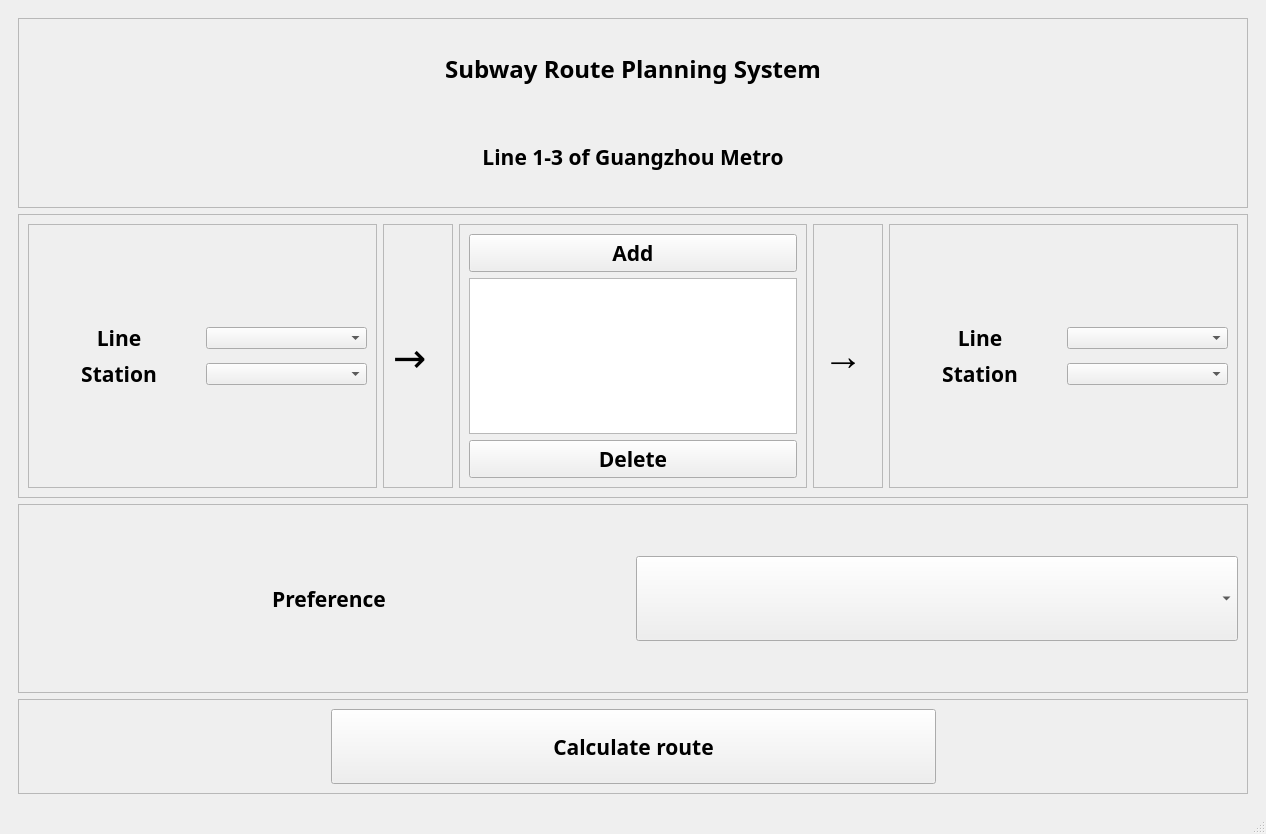
zmylyh/chw, file GUI.ui: the form before one commit.
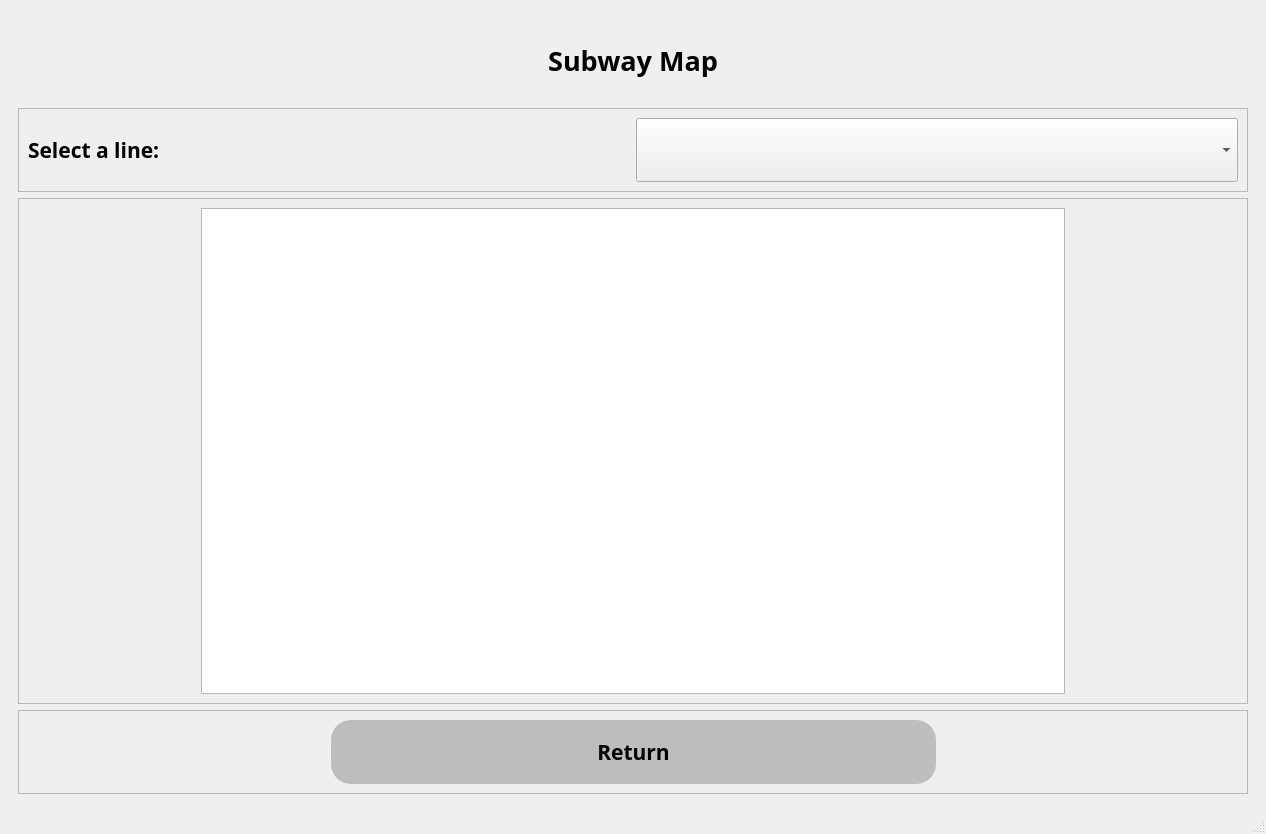
The form after the commit. The open tabs and pages were chosen to show the change.

Commit message: GUIp3补全，增加程序入口

The edit to the form file:
```diff
--- a/GUI.ui
+++ b/GUI.ui
@@ -23,7 +23,7 @@
       <widget class="QWidget" name="page">
        <layout class="QVBoxLayout" name="verticalLayout_2">
         <item>
-         <layout class="QVBoxLayout" name="mainLayout" stretch="2,3,2,1">
+         <layout class="QVBoxLayout" name="mainLayout" stretch="2,4,2,1">
           <item>
            <widget class="QFrame" name="frame">
             <property name="frameShape">
@@ -40,7 +40,7 @@
                  <property name="font">
                   <font>
                    <family>Bahnschrift SemiBold</family>
-                   <pointsize>18</pointsize>
+                   <pointsize>20</pointsize>
                    <weight>75</weight>
                    <bold>true</bold>
                   </font>
@@ -86,7 +86,7 @@
             </property>
             <layout class="QGridLayout" name="gridLayout_4">
              <item row="0" column="0">
-              <layout class="QHBoxLayout" name="middle" stretch="5,1,5,1,5">
+              <layout class="QHBoxLayout" name="middle" stretch="5,1,6,1,5">
                <item>
                 <widget class="QFrame" name="frame_4">
                  <property name="frameShape">
@@ -97,19 +97,11 @@
                  </property>
                  <layout class="QGridLayout" name="gridLayout_7">
                   <item row="0" column="0">
-                   <layout class="QGridLayout" name="gridLayout_3">
+                   <layout class="QGridLayout" name="mleft" rowstretch="1,2,1,2,1" columnstretch="2,3">
                     <item row="0" column="1">
-                     <widget class="QComboBox" name="start_line"/>
-                    </item>
-                    <item row="0" column="0">
-                     <widget class="QLabel" name="label_2">
-                      <property name="font">
-                       <font>
-                        <family>Bahnschrift SemiBold</family>
-                        <pointsize>16</pointsize>
-                        <weight>75</weight>
-                        <bold>true</bold>
-                       </font>
+                     <spacer name="verticalSpacer_5">
+                      <property name="orientation">
+                       <enum>Qt::Vertical</enum>
                       </property>
                       <property name="text">
                        <string>Line</string>
@@ -117,12 +109,15 @@
                       <property name="alignment">
                        <set>Qt::AlignCenter</set>
                       </property>
-                     </widget>
+                      <property name="sizeHint" stdset="0">
+                       <size>
+                        <width>20</width>
+                        <height>40</height>
+                       </size>
+                      </property>
+                     </spacer>
                     </item>
-                    <item row="1" column="1">
-                     <widget class="QComboBox" name="start_station"/>
-                    </item>
-                    <item row="1" column="0">
+                    <item row="3" column="0">
                      <widget class="QLabel" name="label_3">
                       <property name="font">
                        <font>
@@ -140,6 +135,57 @@
                       </property>
                      </widget>
                     </item>
+                    <item row="1" column="1">
+                     <widget class="QComboBox" name="start_line">
+                      <property name="sizePolicy">
+                       <sizepolicy hsizetype="Preferred" vsizetype="Expanding">
+                        <horstretch>0</horstretch>
+                        <verstretch>0</verstretch>
+                       </sizepolicy>
+                      </property>
+                     </widget>
+                    </item>
+                    <item row="1" column="0">
+                     <widget class="QLabel" name="label_2">
+                      <property name="font">
+                       <font>
+                        <family>Bahnschrift SemiBold</family>
+                        <pointsize>16</pointsize>
+                        <weight>75</weight>
+                        <bold>true</bold>
+                       </font>
+                      </property>
+                      <property name="text">
+                       <string>Line</string>
+                      </property>
+                      <property name="alignment">
+                       <set>Qt::AlignCenter</set>
+                      </property>
+                     </widget>
+                    </item>
+                    <item row="3" column="1">
+                     <widget class="QComboBox" name="start_station">
+                      <property name="sizePolicy">
+                       <sizepolicy hsizetype="Preferred" vsizetype="Expanding">
+                        <horstretch>0</horstretch>
+                        <verstretch>0</verstretch>
+                       </sizepolicy>
+                      </property>
+                     </widget>
+                    </item>
+                    <item row="4" column="1">
+                     <spacer name="verticalSpacer_7">
+                      <property name="orientation">
+                       <enum>Qt::Vertical</enum>
+                      </property>
+                      <property name="sizeHint" stdset="0">
+                       <size>
+                        <width>20</width>
+                        <height>40</height>
+                       </size>
+                      </property>
+                     </spacer>
+                    </item>
                    </layout>
                   </item>
                  </layout>
@@ -184,31 +230,7 @@
                  </property>
                  <layout class="QGridLayout" name="gridLayout_9">
                   <item row="0" column="0">
-                   <layout class="QGridLayout" name="gridLayout_8" rowstretch="0,0,0">
-                    <item row="1" column="0">
-                     <widget class="QTableView" name="stopover_list"/>
-                    </item>
-                    <item row="0" column="0">
-                     <widget class="QPushButton" name="add_button">
-                      <property name="sizePolicy">
-                       <sizepolicy hsizetype="Minimum" vsizetype="Expanding">
-                        <horstretch>0</horstretch>
-                        <verstretch>0</verstretch>
-                       </sizepolicy>
-                      </property>
-                      <property name="font">
-                       <font>
-                        <family>Bahnschrift SemiBold</family>
-                        <pointsize>16</pointsize>
-                        <weight>75</weight>
-                        <bold>true</bold>
-                       </font>
-                      </property>
-                      <property name="text">
-                       <string>Add</string>
-                      </property>
-                     </widget>
-                    </item>
+                   <layout class="QGridLayout" name="mmiddle" rowstretch="1,5,1">
                     <item row="2" column="0">
                      <widget class="QPushButton" name="delete_button">
                       <property name="sizePolicy">
@@ -225,11 +247,41 @@
                         <bold>true</bold>
                        </font>
                       </property>
+                      <property name="styleSheet">
+                       <string notr="true">QPushButton{background-color: rgb(255, 30, 0); border-radius:10px; color:rgb(255,255,255);}</string>
+                      </property>
                       <property name="text">
                        <string>Delete</string>
                       </property>
                      </widget>
                     </item>
+                    <item row="0" column="0">
+                     <widget class="QPushButton" name="add_button">
+                      <property name="sizePolicy">
+                       <sizepolicy hsizetype="Minimum" vsizetype="Expanding">
+                        <horstretch>0</horstretch>
+                        <verstretch>0</verstretch>
+                       </sizepolicy>
+                      </property>
+                      <property name="font">
+                       <font>
+                        <family>Bahnschrift SemiBold</family>
+                        <pointsize>16</pointsize>
+                        <weight>75</weight>
+                        <bold>true</bold>
+                       </font>
+                      </property>
+                      <property name="styleSheet">
+                       <string notr="true">QPushButton{background-color: rgb(0, 119, 237); border-radius:10px; color:rgb(255,255,255);}</string>
+                      </property>
+                      <property name="text">
+                       <string>Add</string>
+                      </property>
+                     </widget>
+                    </item>
+                    <item row="1" column="0">
+                     <widget class="QTableWidget" name="stopover_list"/>
+                    </item>
                    </layout>
                   </item>
                  </layout>
@@ -273,8 +325,8 @@
                  </property>
                  <layout class="QGridLayout" name="gridLayout_11">
                   <item row="0" column="0">
-                   <layout class="QGridLayout" name="gridLayout_10">
-                    <item row="0" column="0">
+                   <layout class="QGridLayout" name="mright" columnstretch="2,3">
+                    <item row="1" column="0">
                      <widget class="QLabel" name="label_4">
                       <property name="font">
                        <font>
@@ -292,7 +344,43 @@
                       </property>
                      </widget>
                     </item>
-                    <item row="1" column="0">
+                    <item row="1" column="1">
+                     <widget class="QComboBox" name="end_line">
+                      <property name="sizePolicy">
+                       <sizepolicy hsizetype="Preferred" vsizetype="Expanding">
+                        <horstretch>0</horstretch>
+                        <verstretch>0</verstretch>
+                       </sizepolicy>
+                      </property>
+                     </widget>
+                    </item>
+                    <item row="0" column="1">
+                     <spacer name="verticalSpacer_8">
+                      <property name="orientation">
+                       <enum>Qt::Vertical</enum>
+                      </property>
+                      <property name="sizeHint" stdset="0">
+                       <size>
+                        <width>20</width>
+                        <height>40</height>
+                       </size>
+                      </property>
+                     </spacer>
+                    </item>
+                    <item row="2" column="1">
+                     <spacer name="verticalSpacer_9">
+                      <property name="orientation">
+                       <enum>Qt::Vertical</enum>
+                      </property>
+                      <property name="sizeHint" stdset="0">
+                       <size>
+                        <width>20</width>
+                        <height>40</height>
+                       </size>
+                      </property>
+                     </spacer>
+                    </item>
+                    <item row="3" column="0">
                      <widget class="QLabel" name="label_5">
                       <property name="font">
                        <font>
@@ -310,11 +398,28 @@
                       </property>
                      </widget>
                     </item>
-                    <item row="0" column="1">
-                     <widget class="QComboBox" name="end_line"/>
+                    <item row="3" column="1">
+                     <widget class="QComboBox" name="end_station">
+                      <property name="sizePolicy">
+                       <sizepolicy hsizetype="Preferred" vsizetype="Expanding">
+                        <horstretch>0</horstretch>
+                        <verstretch>0</verstretch>
+                       </sizepolicy>
+                      </property>
+                     </widget>
                     </item>
-                    <item row="1" column="1">
-                     <widget class="QComboBox" name="end_station"/>
+                    <item row="4" column="1">
+                     <spacer name="verticalSpacer_10">
+                      <property name="orientation">
+                       <enum>Qt::Vertical</enum>
+                      </property>
+                      <property name="sizeHint" stdset="0">
+                       <size>
+                        <width>20</width>
+                        <height>40</height>
+                       </size>
+                      </property>
+                     </spacer>
                     </item>
                    </layout>
                   </item>
@@ -436,6 +541,9 @@
                    <bold>true</bold>
                   </font>
                  </property>
+                 <property name="styleSheet">
+                  <string notr="true">QPushButton{background-color: rgb(0, 119, 237); border-radius:20px; color:rgb(255,255,255);}</string>
+                 </property>
                  <property name="text">
                   <string>Calculate route</string>
                  </property>
@@ -597,6 +705,184 @@
         </item>
        </layout>
       </widget>
+      <widget class="QWidget" name="page_3">
+       <layout class="QVBoxLayout" name="verticalLayout_6">
+        <item>
+         <layout class="QVBoxLayout" name="verticalLayout_5" stretch="1,1,6,1">
+          <item>
+           <widget class="QLabel" name="label_7">
+            <property name="font">
+             <font>
+              <family>Bahnschrift SemiBold</family>
+              <pointsize>20</pointsize>
+              <weight>75</weight>
+              <bold>true</bold>
+             </font>
+            </property>
+            <property name="text">
+             <string>Subway Map</string>
+            </property>
+            <property name="alignment">
+             <set>Qt::AlignCenter</set>
+            </property>
+           </widget>
+          </item>
+          <item>
+           <widget class="QFrame" name="frame_13">
+            <property name="frameShape">
+             <enum>QFrame::StyledPanel</enum>
+            </property>
+            <property name="frameShadow">
+             <enum>QFrame::Raised</enum>
+            </property>
+            <layout class="QGridLayout" name="gridLayout_8">
+             <item row="0" column="0">
+              <layout class="QGridLayout" name="gridLayout_3">
+               <item row="0" column="0">
+                <widget class="QLabel" name="label_8">
+                 <property name="font">
+                  <font>
+                   <family>Bahnschrift SemiBold</family>
+                   <pointsize>16</pointsize>
+                   <weight>75</weight>
+                   <bold>true</bold>
+                  </font>
+                 </property>
+                 <property name="text">
+                  <string>Select a line:</string>
+                 </property>
+                </widget>
+               </item>
+               <item row="0" column="1">
+                <widget class="QComboBox" name="comboBox">
+                 <property name="sizePolicy">
+                  <sizepolicy hsizetype="Preferred" vsizetype="Expanding">
+                   <horstretch>0</horstretch>
+                   <verstretch>0</verstretch>
+                  </sizepolicy>
+                 </property>
+                </widget>
+               </item>
+              </layout>
+             </item>
+            </layout>
+           </widget>
+          </item>
+          <item>
+           <widget class="QFrame" name="frame_14">
+            <property name="frameShape">
+             <enum>QFrame::StyledPanel</enum>
+            </property>
+            <property name="frameShadow">
+             <enum>QFrame::Raised</enum>
+            </property>
+            <layout class="QGridLayout" name="gridLayout_20">
+             <item row="0" column="0">
+              <layout class="QGridLayout" name="gridLayout_19" columnstretch="1,5,1">
+               <item row="0" column="0">
+                <spacer name="horizontalSpacer_7">
+                 <property name="orientation">
+                  <enum>Qt::Horizontal</enum>
+                 </property>
+                 <property name="sizeHint" stdset="0">
+                  <size>
+                   <width>40</width>
+                   <height>20</height>
+                  </size>
+                 </property>
+                </spacer>
+               </item>
+               <item row="0" column="1">
+                <widget class="QGraphicsView" name="graphicsView"/>
+               </item>
+               <item row="0" column="2">
+                <spacer name="horizontalSpacer_8">
+                 <property name="orientation">
+                  <enum>Qt::Horizontal</enum>
+                 </property>
+                 <property name="sizeHint" stdset="0">
+                  <size>
+                   <width>40</width>
+                   <height>20</height>
+                  </size>
+                 </property>
+                </spacer>
+               </item>
+              </layout>
+             </item>
+            </layout>
+           </widget>
+          </item>
+          <item>
+           <widget class="QFrame" name="frame_12">
+            <property name="frameShape">
+             <enum>QFrame::StyledPanel</enum>
+            </property>
+            <property name="frameShadow">
+             <enum>QFrame::Raised</enum>
+            </property>
+            <layout class="QGridLayout" name="gridLayout_18">
+             <item row="0" column="0">
+              <layout class="QGridLayout" name="gridLayout_10" columnstretch="1,2,1">
+               <item row="0" column="1">
+                <widget class="QPushButton" name="pushButton_2">
+                 <property name="sizePolicy">
+                  <sizepolicy hsizetype="Minimum" vsizetype="Expanding">
+                   <horstretch>0</horstretch>
+                   <verstretch>0</verstretch>
+                  </sizepolicy>
+                 </property>
+                 <property name="font">
+                  <font>
+                   <family>Bahnschrift SemiBold</family>
+                   <pointsize>16</pointsize>
+                   <weight>75</weight>
+                   <bold>true</bold>
+                  </font>
+                 </property>
+                 <property name="styleSheet">
+                  <string notr="true">QPushButton{background-color: rgb(189,189,189); border-radius:20px; color:rgb(0,0,0);}</string>
+                 </property>
+                 <property name="text">
+                  <string>Return</string>
+                 </property>
+                </widget>
+               </item>
+               <item row="0" column="0">
+                <spacer name="horizontalSpacer_5">
+                 <property name="orientation">
+                  <enum>Qt::Horizontal</enum>
+                 </property>
+                 <property name="sizeHint" stdset="0">
+                  <size>
+                   <width>40</width>
+                   <height>20</height>
+                  </size>
+                 </property>
+                </spacer>
+               </item>
+               <item row="0" column="2">
+                <spacer name="horizontalSpacer_6">
+                 <property name="orientation">
+                  <enum>Qt::Horizontal</enum>
+                 </property>
+                 <property name="sizeHint" stdset="0">
+                  <size>
+                   <width>40</width>
+                   <height>20</height>
+                  </size>
+                 </property>
+                </spacer>
+               </item>
+              </layout>
+             </item>
+            </layout>
+           </widget>
+          </item>
+         </layout>
+        </item>
+       </layout>
+      </widget>
      </widget>
     </item>
    </layout>
```
Left out of the diff: 23 changed lines with no effect on the pictures. The commit also changes 2 other files.
